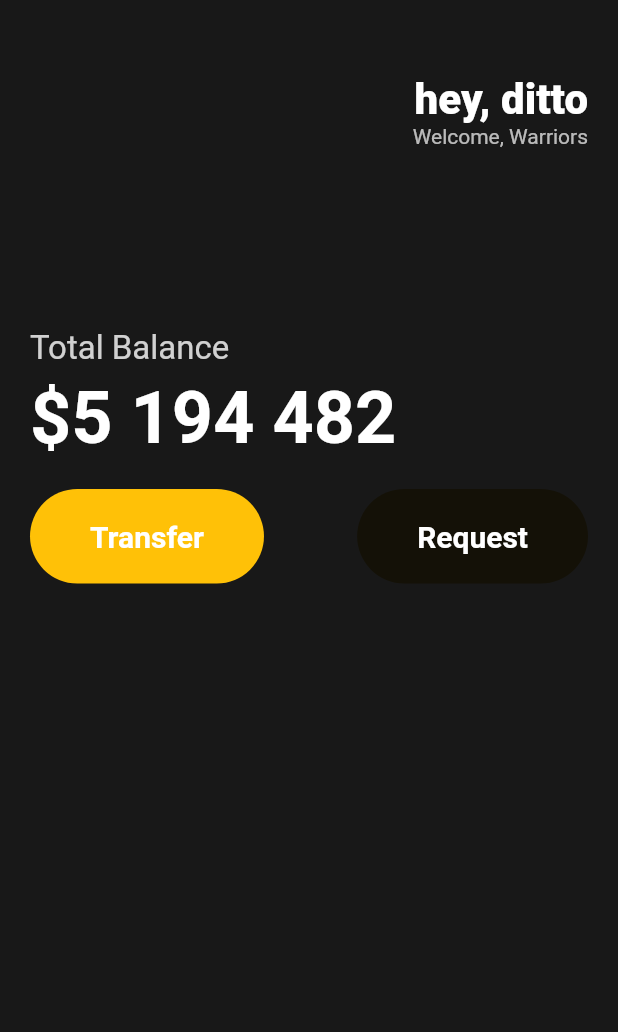
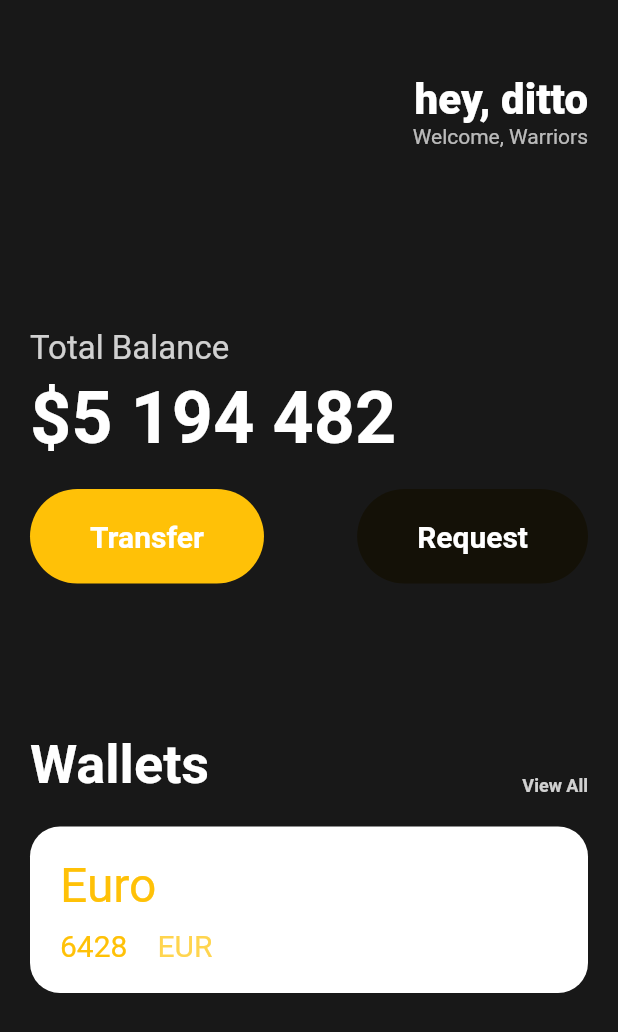
Before and after one commit to beoma21/TIL, a Flutter app: the screen it shows after launch, on a phone screen of 412 x 824 dp. Shown: the top 1032 px of the screen. Run offline on Flutter 3.47's test engine with Material 2 defaults, Android fonts, the phone set to English and light mode, and no system bars.

Commit message:
Flutter_cardbox_230128

```diff
--- a/FirstProject/flutter_application_1/lib/main.dart
+++ b/FirstProject/flutter_application_1/lib/main.dart
@@ -89,7 +89,66 @@ class App extends StatelessWidget {
                           bgColor: Color.fromARGB(255, 20, 17, 7),
                           textColor: Colors.white),
                     ],
-                  )
+                  ),
+                  const SizedBox(
+                    height: 100,
+                  ),
+                  Row(
+                      crossAxisAlignment: CrossAxisAlignment.end,
+                      mainAxisAlignment: MainAxisAlignment.spaceBetween,
+                      children: [
+                        const Text(
+                          "Wallets",
+                          style: TextStyle(
+                              color: Colors.white,
+                              fontSize: 36,
+                              fontWeight: FontWeight.w600),
+                        ),
+                        Text(
+                          "View All",
+                          style: TextStyle(
+                              color: Colors.white.withOpacity(0.8),
+                              fontSize: 12,
+                              fontWeight: FontWeight.w600),
+                        ),
+                      ]),
+                  const SizedBox(height: 20),
+                  Container(
+                    decoration: BoxDecoration(
+                        color: Colors.white,
+                        borderRadius: BorderRadius.circular(20)),
+                    child: Padding(
+                      padding: const EdgeInsets.symmetric(
+                          vertical: 20, horizontal: 20),
+                      child: Row(children: [
+                        Column(
+                          crossAxisAlignment: CrossAxisAlignment.start,
+                          children: [
+                            const Text(
+                              'Euro',
+                              style:
+                                  TextStyle(color: Colors.amber, fontSize: 32),
+                            ),
+                            const SizedBox(height: 10),
+                            Row(
+                              children: [
+                                const Text('6428',
+                                    style: TextStyle(
+                                        color: Colors.amber, fontSize: 20)),
+                                const SizedBox(
+                                  width: 20,
+                                ),
+                                Text('EUR',
+                                    style: TextStyle(
+                                        color: Colors.amber.shade300,
+                                        fontSize: 20))
+                              ],
+                            )
+                          ],
+                        )
+                      ]),
+                    ),
+                  ),
                 ],
               ),
             )
```
